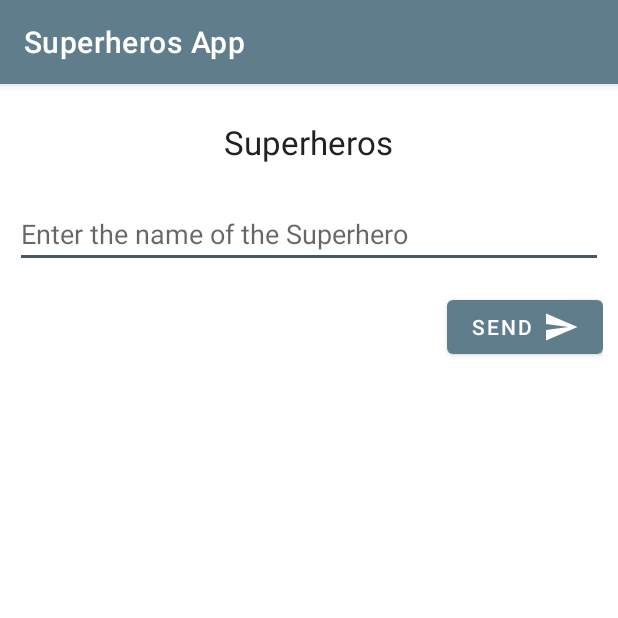
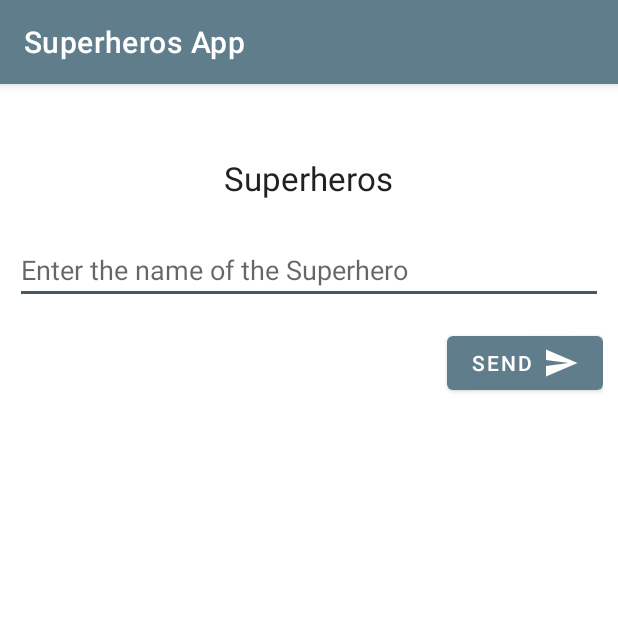
Before and after one commit to julian-dominguez/DAM_Task-01, an Android app: the screen it shows after launch (MainActivity), on a phone screen of 412 x 824 dp, the top half of it. Run offline under Robolectric (Android 15) with nearby library versions, the phone set to English and light mode, and no system bars.

Commit message:
Se corrige error en la vista

```diff
--- a/app/src/main/res/layout/activity_main.xml
+++ b/app/src/main/res/layout/activity_main.xml
@@ -18,7 +18,8 @@
         android:textSize="@dimen/font_size_title"
         android:textColor="@color/primary_text"
         android:layout_gravity="center"
-        android:layout_marginBottom="@dimen/margin_title"/>
+        android:layout_marginBottom="@dimen/margin_title"
+        android:layout_marginTop="@dimen/margin_title"/>
 
     <EditText
         android:id="@+id/et_nameHeroe"
```
